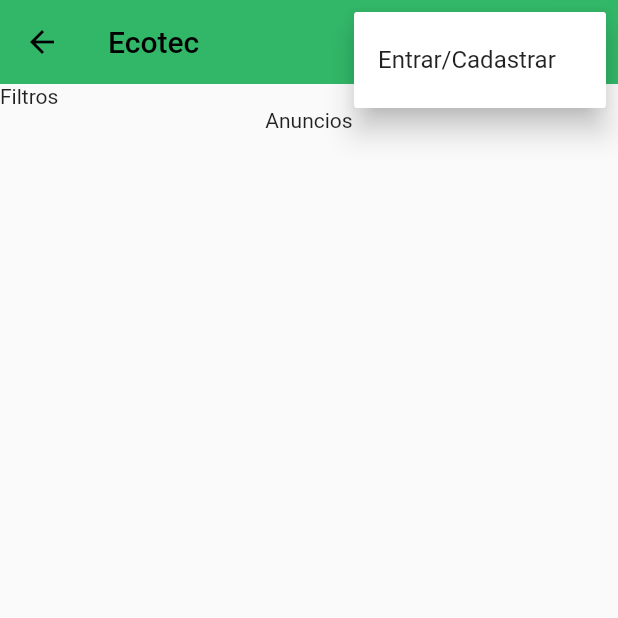
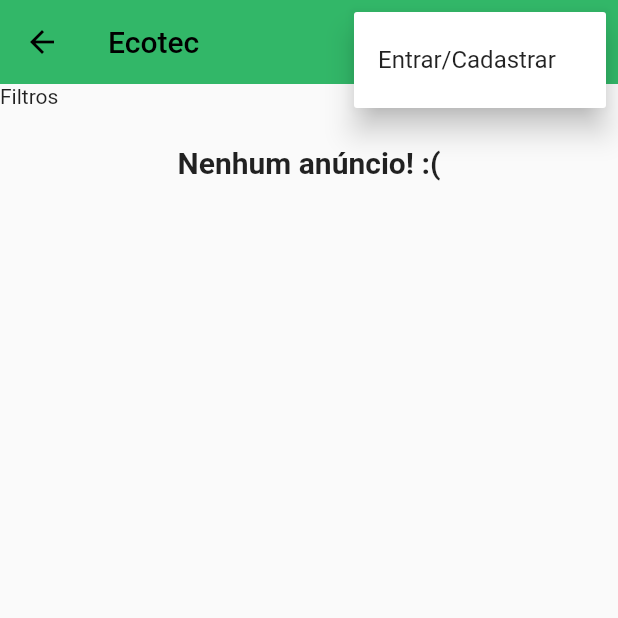
Before and after one commit to jorgedobkovski/ecotec-app, a Flutter app: the screen it shows after launch, after a tap on the "more vert" icon, on a phone screen of 412 x 824 dp, the top half of it. Run offline on Flutter 3.47's test engine with Material 2 defaults, Android fonts, the phone set to English and light mode, and no system bars; our stand-ins replace brasil_fields, cloud_firestore, firebase_auth, firebase_core, firebase_storage, image_picker; missing offline and left inert: validadores; accounts and stored records are empty.

Commit message:
feat: showing public offers on index

```diff
--- a/lib/views/Index.dart
+++ b/lib/views/Index.dart
@@ -1,3 +1,8 @@
+import 'dart:async';
+
+import 'package:cloud_firestore/cloud_firestore.dart';
+import 'package:ecotec/models/Offer.dart';
+import 'package:ecotec/views/widgets/OfferWidget.dart';
 import 'package:firebase_auth/firebase_auth.dart';
 import 'package:flutter/material.dart';
 
@@ -11,6 +16,7 @@ class Index extends StatefulWidget {
 class _IndexState extends State<Index> {
 
   List<String> _menuItems = [""];
+  final _controller = StreamController<QuerySnapshot>.broadcast();
 
   _logoutUser() async{
     FirebaseAuth auth = FirebaseAuth.instance;
@@ -43,15 +49,35 @@ class _IndexState extends State<Index> {
     }
   }
 
+  Future<Stream<QuerySnapshot>> _listenerOffers() async{
+    FirebaseFirestore db = FirebaseFirestore.instance;
+    Stream<QuerySnapshot> stream = db.collection("offers").snapshots();
+
+    stream.listen((data) {
+      _controller.add(data);
+    });
+
+    return stream;
+  }
+
   @override
   void initState() {
     // TODO: implement initState
     super.initState();
     _verifyUser();
+    _listenerOffers();
   }
 
   @override
   Widget build(BuildContext context) {
+
+    var loadingData = Center(
+      child: Column(children: <Widget>[
+        Text("Carregando anúncios..."),
+        CircularProgressIndicator()
+      ],),
+    );
+
     return Scaffold(
       appBar: AppBar(
         title: Text("Ecotec"),
@@ -76,9 +102,54 @@ class _IndexState extends State<Index> {
               Text("Filtros")
             ],
           ),
-          Column(children: <Widget>[
-              Text("Anuncios")
-          ],)
+          StreamBuilder(
+            stream: _controller.stream,
+            builder: (context, snapshot){
+              switch(snapshot.connectionState){
+                case ConnectionState.none:
+                case ConnectionState.waiting:
+                  return loadingData;
+                  break;
+                case ConnectionState.active:
+                case ConnectionState.done:
+                  QuerySnapshot querySnapshot = snapshot.data!;
+                  if(querySnapshot.docs.length == 0){
+                    return Container(
+                      padding: EdgeInsets.all(25),
+                      child: Text(
+                        "Nenhum anúncio! :(",
+                        style: TextStyle(
+                            fontSize: 20,
+                            fontWeight: FontWeight.bold,
+                          ),
+                      ),
+                    );
+                  }
+                  return Expanded(
+                      child: ListView.builder(
+                          itemCount: querySnapshot.docs.length,
+                          itemBuilder: (_, index){
+                            List<DocumentSnapshot> offers = querySnapshot.docs.toList();
+                            DocumentSnapshot documentSnapshot = offers[index];
+                            Offer offer = Offer.fromDocumentSnapshot(documentSnapshot);
+
+                            return OfferWidget(
+                              offer: offer,
+                              onTapItem: (){
+                                Navigator.pushNamed(
+                                  context,
+                                  "offer-details",
+                                  arguments: offer
+                                );
+                              },
+                            );
+                          }
+                      ),
+                  );
+              }
+              return Container();
+            },
+          ),
         ],),
       ),
     );
```
